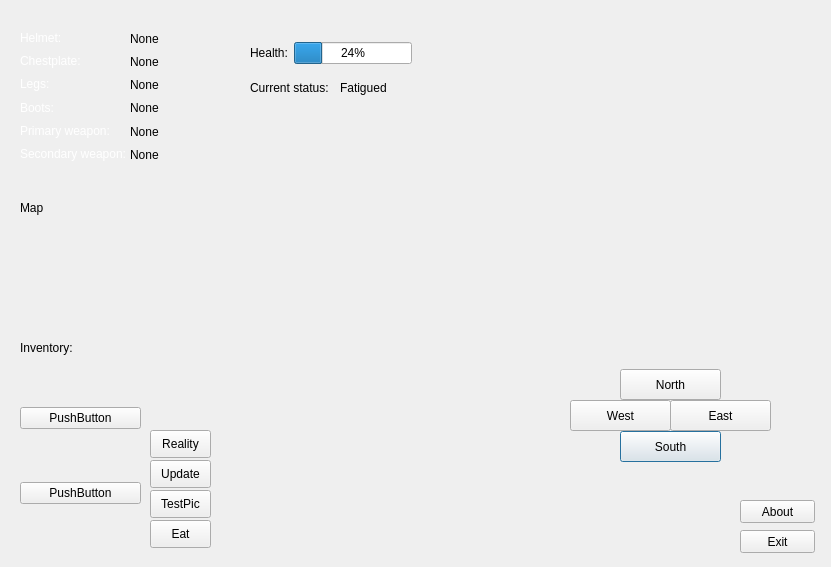
This is PROJECT_KART/rooms/begin_room.ui in merovigiam/PRJ_KART as Qt 5 draws it before an edit. The edited form follows.
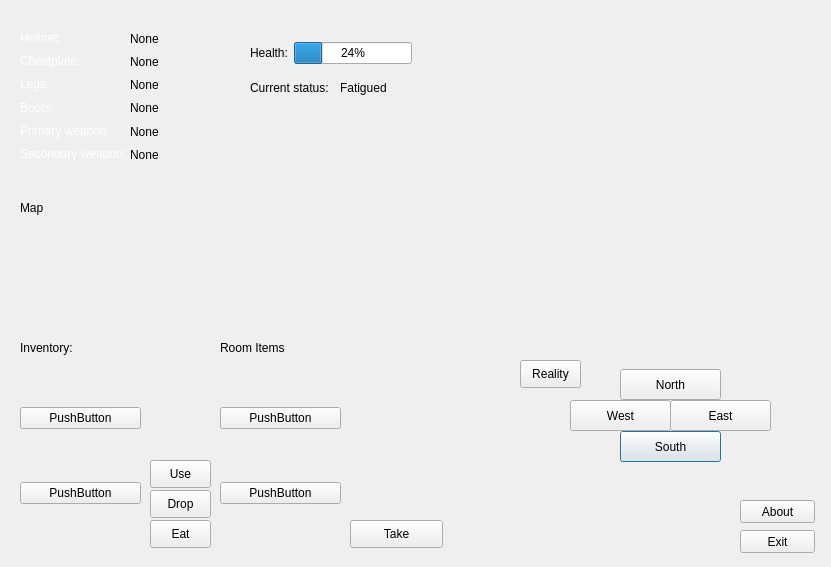
This is the edited form.

Diff of the .ui file:
```diff
--- a/PROJECT_KART/rooms/begin_room.ui
+++ b/PROJECT_KART/rooms/begin_room.ui
@@ -348,6 +348,71 @@
     <string>Eat</string>
    </property>
   </widget>
+  <widget class="QPushButton" name="dreamReality">
+   <property name="geometry">
+    <rect>
+     <x>520</x>
+     <y>360</y>
+     <width>61</width>
+     <height>28</height>
+    </rect>
+   </property>
+   <property name="text">
+    <string>Reality</string>
+   </property>
+  </widget>
+  <widget class="QWidget" name="verticalLayoutWidget_2">
+   <property name="geometry">
+    <rect>
+     <x>220</x>
+     <y>360</y>
+     <width>121</width>
+     <height>191</height>
+    </rect>
+   </property>
+   <layout class="QVBoxLayout" name="inventoryRoom">
+    <item>
+     <widget class="QPushButton" name="pushButton_7">
+      <property name="text">
+       <string>PushButton</string>
+      </property>
+     </widget>
+    </item>
+    <item>
+     <widget class="QPushButton" name="pushButton_8">
+      <property name="text">
+       <string>PushButton</string>
+      </property>
+     </widget>
+    </item>
+   </layout>
+  </widget>
+  <widget class="QLabel" name="label_11">
+   <property name="geometry">
+    <rect>
+     <x>220</x>
+     <y>340</y>
+     <width>111</width>
+     <height>16</height>
+    </rect>
+   </property>
+   <property name="text">
+    <string>Room Items</string>
+   </property>
+  </widget>
+  <widget class="QPushButton" name="pushButton_9">
+   <property name="geometry">
+    <rect>
+     <x>350</x>
+     <y>520</y>
+     <width>93</width>
+     <height>28</height>
+    </rect>
+   </property>
+   <property name="text">
+    <string>Take</string>
+   </property>
+  </widget>
   <widget class="QPushButton" name="pushButton_3">
    <property name="geometry">
     <rect>
@@ -358,7 +423,7 @@
     </rect>
    </property>
    <property name="text">
-    <string>TestPic</string>
+    <string>Drop</string>
    </property>
   </widget>
   <widget class="QPushButton" name="pushButton_4">
@@ -371,20 +436,7 @@
     </rect>
    </property>
    <property name="text">
-    <string>Update</string>
-   </property>
-  </widget>
-  <widget class="QPushButton" name="dreamReality">
-   <property name="geometry">
-    <rect>
-     <x>150</x>
-     <y>430</y>
-     <width>61</width>
-     <height>28</height>
-    </rect>
-   </property>
-   <property name="text">
-    <string>Reality</string>
+    <string>Use</string>
    </property>
   </widget>
  </widget>
```
